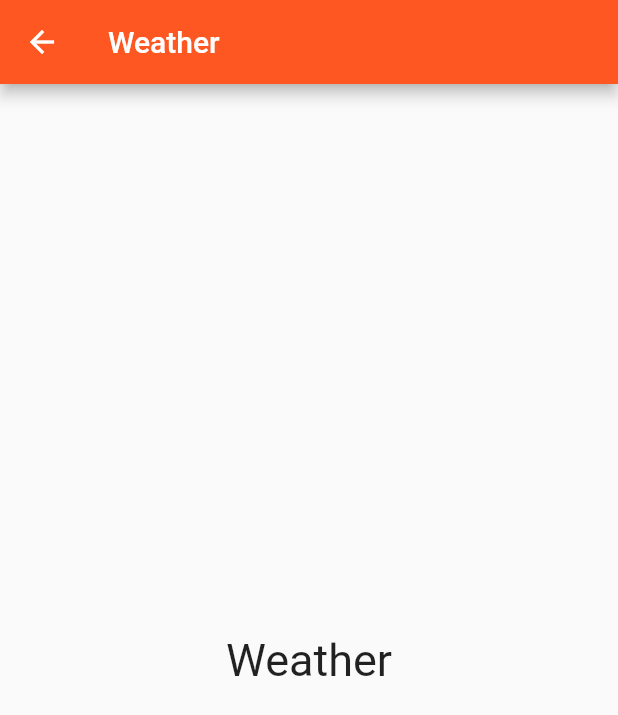
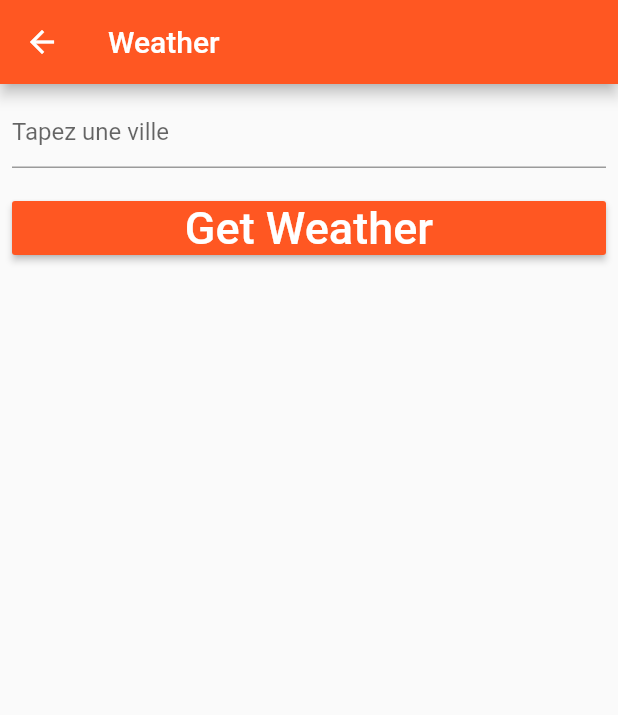
Before and after one commit to camara94/tutoflutter, a Flutter app: the screen it shows after launch, in the side drawer, after a tap on "Weather", on a phone screen of 412 x 824 dp. Shown: the top 715 px of the screen. Run offline on Flutter 3.47's test engine with Material 2 defaults, Android fonts, the phone set to English and light mode, and no system bars; network calls fail.

Commit message:
page WeatherDetail partie I

```diff
--- a/my_second_app_in_flutter/lib/weather.dart
+++ b/my_second_app_in_flutter/lib/weather.dart
@@ -1,12 +1,46 @@
 import 'package:flutter/material.dart';
+import 'package:my_second_app_in_flutter/weatherDetail.dart';
 
-class Weather extends StatelessWidget {
+class Weather extends StatefulWidget {
+  @override
+  _WeatherState createState() => _WeatherState();
+}
+
+class _WeatherState extends State<Weather> {
+  String city = "";
   @override
   Widget build(BuildContext context) {
     return Scaffold(
-      appBar: AppBar( title: Text('Weather'), backgroundColor: Colors.deepOrange, ),
+      appBar: AppBar( title: Text('Weather ${city}'), backgroundColor: Colors.deepOrange, ),
       body: Center(
-        child: Text('Weather', style: TextStyle(fontSize: 30),),
+        child: Column(
+          children: <Widget>[
+            Container(
+              padding: const EdgeInsets.all(8.0),
+              child: TextField(
+                decoration: InputDecoration(
+                  hintText: 'Tapez une ville'
+                ),
+                onChanged: (value){
+                  setState(() {
+                   this.city = value;
+                  });
+                },
+              ),
+            ),
+            Container(
+              padding:  const EdgeInsets.all(8.0),
+                width: double.infinity,
+                child:RaisedButton(
+                  color: Colors.deepOrange,
+                  child: Text('Get Weather', style: TextStyle(fontSize: 30, color: Colors.white),),
+                  onPressed: (){
+                    Navigator.push(context, MaterialPageRoute(builder: (context) => WeatherDetail(city)));
+                  },
+                )
+            )
+          ],
+        ),
       ),
     );
   }
--- a/my_second_app_in_flutter/pubspec.yaml
+++ b/my_second_app_in_flutter/pubspec.yaml
@@ -19,6 +19,8 @@ environment:
 dependencies:
   flutter:
     sdk: flutter
+  http: ^0.12.0+4
+  intl: ^0.15.8
 
   # The following adds the Cupertino Icons font to your application.
   # Use with the CupertinoIcons class for iOS style icons.
```
Also changed, not shown: my_second_app_in_flutter/lib/weatherDetail.dart (added, +20 -0 lines), my_second_app_in_flutter/pubspec.lock.
